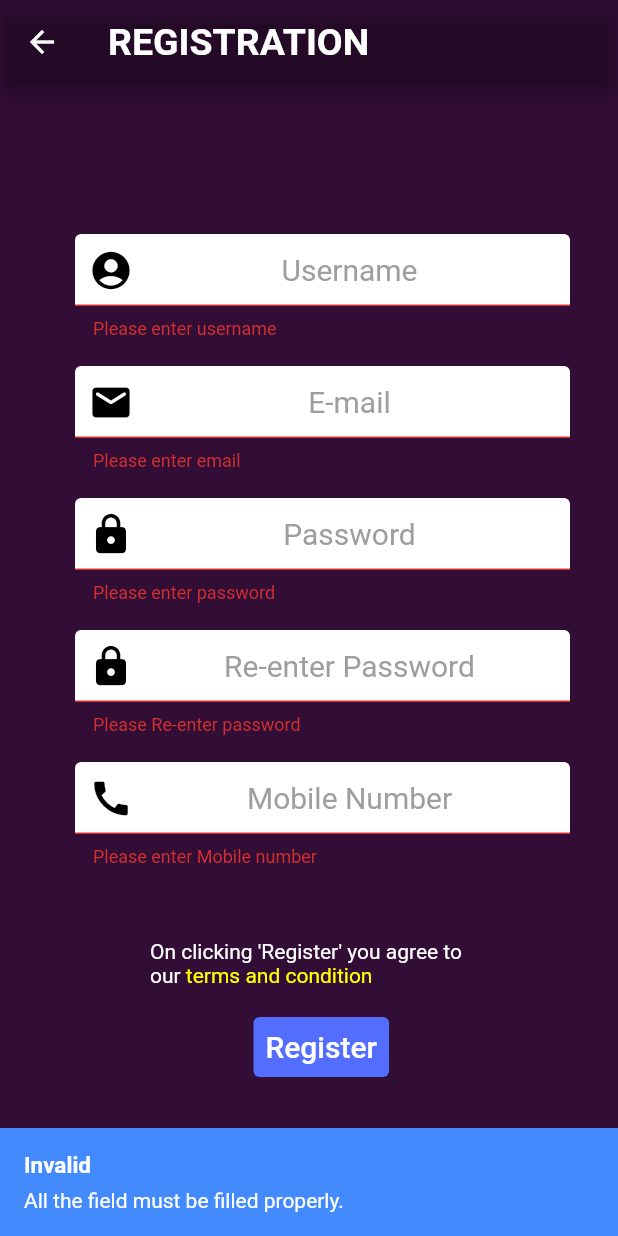
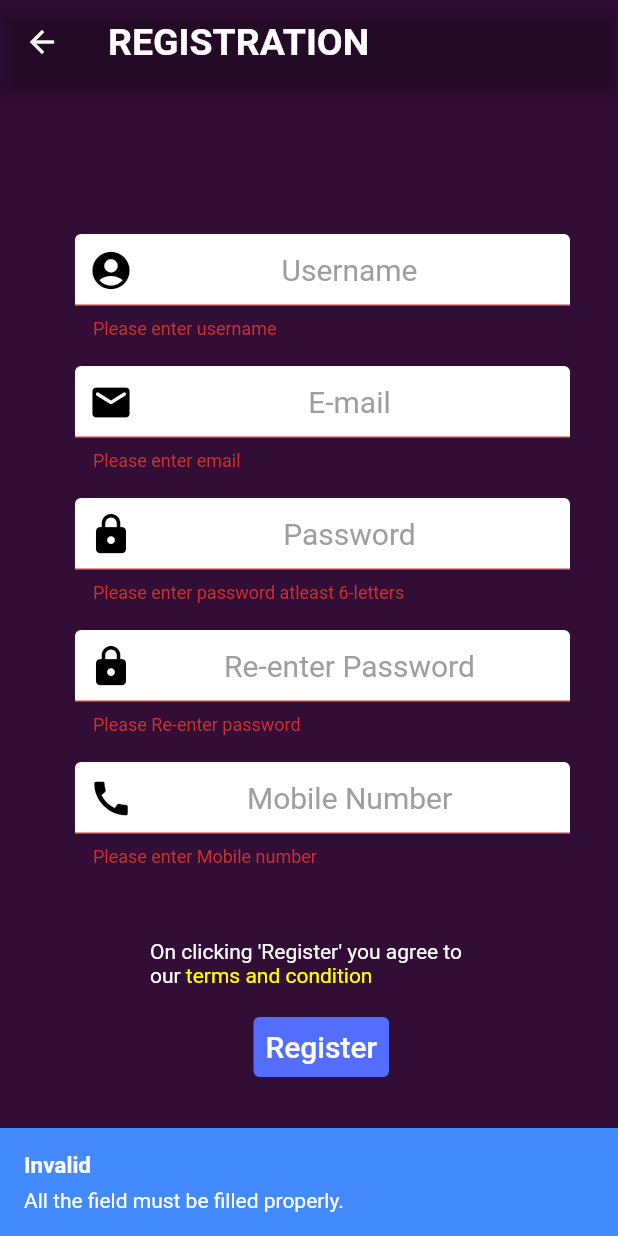
Before and after one commit to Saugat-Maharjan7/Smart-Travel-Planning, a Flutter app: the RegisterPage screen opened by its route, after a tap on "Register", on a phone screen of 412 x 824 dp. Run offline on Flutter 3.47's test engine with Material 2 defaults, Android fonts, the phone set to English and light mode, and no system bars; our stand-ins replace firebase_auth, flushbar, flutter_icons, flutter_signin_button, google_fonts, google_sign_in and 3 more; accounts and stored records are empty.

Commit message:
STPA V2 (New changes - Reg ma center text, formvalidation milako)

```diff
--- a/lib/Login/login_page.dart
+++ b/lib/Login/login_page.dart
@@ -10,7 +10,7 @@ import 'package:google_sign_in/google_sign_in.dart';
 import 'package:flushbar/flushbar.dart';
 // import 'package:flutter_facebook_login/flutter_facebook_login.dart';
 import 'package:http/http.dart' as http;
-// import 'package:firebase_auth/firebase_auth';
+import 'package:firebase_auth/firebase_auth.dart';
 
 final GoogleSignIn googleSignIn = GoogleSignIn();
 
--- a/lib/Register/register_page.dart
+++ b/lib/Register/register_page.dart
@@ -1,7 +1,7 @@
 import 'package:flushbar/flushbar.dart';
 import 'package:flutter/material.dart';
 import 'package:google_fonts/google_fonts.dart';
-// import 'package:firebase_auth/firebase_auth';
+import 'package:firebase_auth/firebase_auth.dart';
 
 class RegisterPage extends StatefulWidget {
   static const String id = 'register_page';
@@ -10,6 +10,8 @@ class RegisterPage extends StatefulWidget {
 }
 
 class _RegisterPageState extends State<RegisterPage> {
+  // final _auth = FirebaseAuth.instance;
+
   String userName;
   String mobileNumber;
   String email;
@@ -326,7 +328,7 @@ class _RegisterPageState extends State<RegisterPage> {
         obscureText: isPassword,
         validator: (String value) {
           if (value.isEmpty) {
-            return "Please enter password";
+            return "Please enter password atleast 6-letters";
           }
           return null;
         },
@@ -382,7 +384,7 @@ class _RegisterPageState extends State<RegisterPage> {
             return "Please Re-enter password";
           }
           if (_password.text != _confirmPassword.text) {
-            return "Password Mismatch";
+            return "Password not matched";
           }
           return null;
         },
```
Also changed, not shown: lib/Home/home_page.dart (+24 -0 lines).
